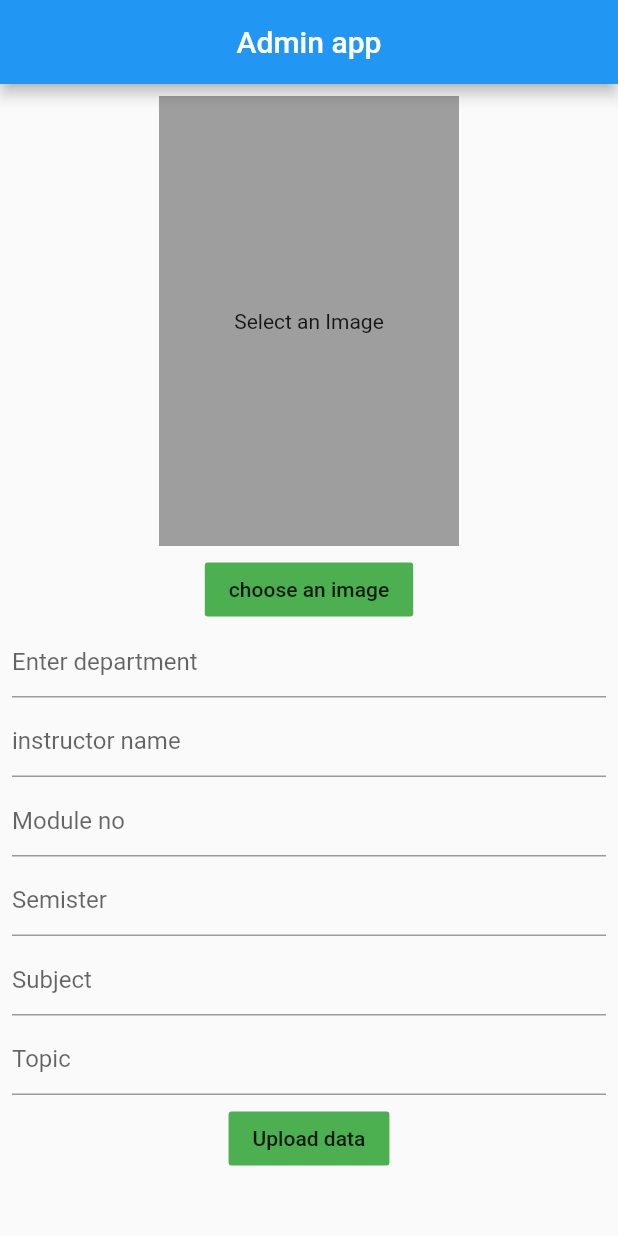
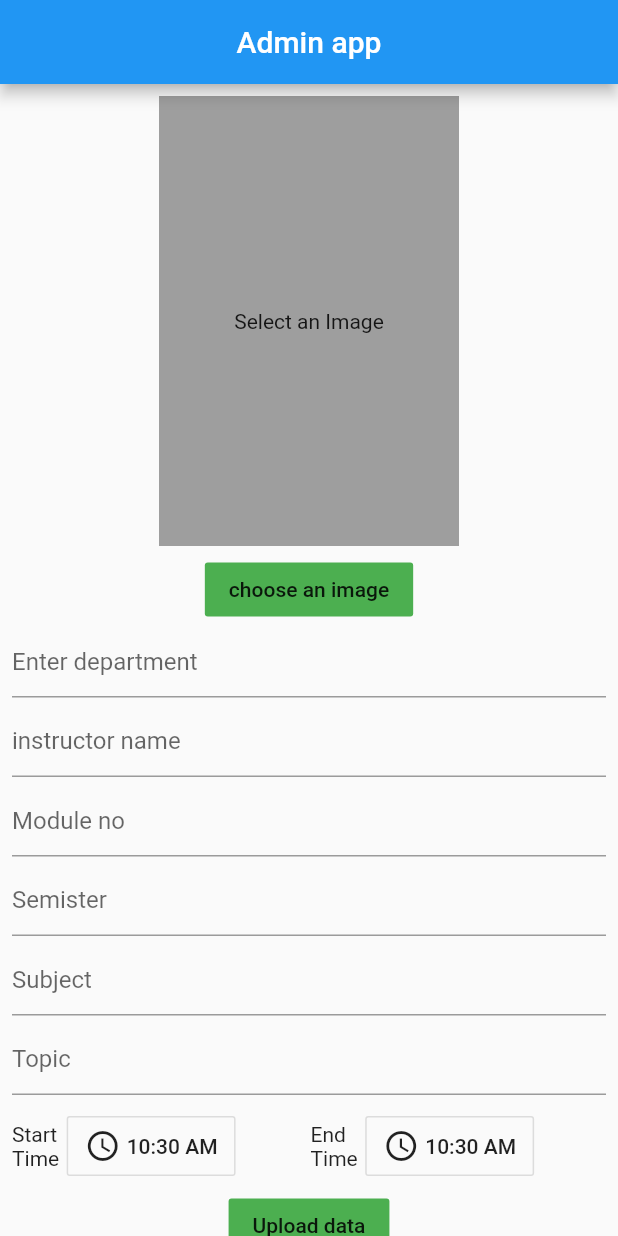
Before and after one commit to alceil/asapadminapp, a Flutter app: the screen it shows after launch, on a phone screen of 412 x 824 dp. Run offline on Flutter 3.47's test engine with Material 2 defaults, Android fonts, the phone set to English and light mode, and no system bars; our stand-ins replace cloud_firestore, firebase_storage, image_picker; accounts and stored records are empty.

Commit message:
added time selectio feature

```diff
--- a/lib/screens/homepage.dart
+++ b/lib/screens/homepage.dart
@@ -11,6 +11,8 @@ class HomePage extends StatefulWidget {
 
 class _HomePageState extends State<HomePage> {
   addmethods addObj = addmethods();
+  TimeOfDay selectedTime1 = TimeOfDay.now();
+  TimeOfDay selectedTime2 = TimeOfDay.now();
   File SampleImage;
   String dept;
   String instructor;
@@ -149,6 +151,41 @@ class _HomePageState extends State<HomePage> {
                     this.topic = value;
                   },
                 ),
+                SizedBox(height: 10,),
+                Row(
+                  children: <Widget>
+                  [
+                    Text('Start\nTime'),
+                    SizedBox(width: 5,),
+                    OutlineButton(
+                      padding: const EdgeInsets.symmetric(vertical: 8, horizontal: 12),
+                      onPressed: selectTime1,
+                      child: Row(
+                        mainAxisSize: MainAxisSize.min,
+                        children: <Widget>[
+                          Icon(Icons.access_time),
+                          SizedBox(width: 4),
+                          Text(selectedTime1.format(context)),
+                        ],
+                      ),
+                    ),
+                    SizedBox(width: 50,),
+                    Text('End\nTime'),
+                    SizedBox(width: 5,),
+                    OutlineButton(
+                      padding: const EdgeInsets.symmetric(vertical: 8, horizontal: 12),
+                      onPressed:selectTime2,
+                      child: Row(
+                        mainAxisSize: MainAxisSize.min,
+                        children: <Widget>[
+                          Icon(Icons.access_time),
+                          SizedBox(width: 4),
+                          Text(selectedTime2.format(context)),
+                        ],
+                      ),
+                    ),
+                  ],
+                ),
                 SizedBox(height: 5.0,),
                 FlatButton(
                   color: Colors.green,
@@ -173,4 +210,26 @@ class _HomePageState extends State<HomePage> {
       )
       );
   }
+  Future<void> selectTime1() async {
+    final time = await showTimePicker(
+      context: context,
+      initialTime: selectedTime1,
+    );
+    if (time != null) {
+      setState(() {
+        selectedTime1 = time;
+      });
+    }
+  }
+  Future<void> selectTime2() async {
+    final time = await showTimePicker(
+      context: context,
+      initialTime: selectedTime2,
+    );
+    if (time != null) {
+      setState(() {
+        selectedTime2 = time;
+      });
+    }
+  }
 }
```
